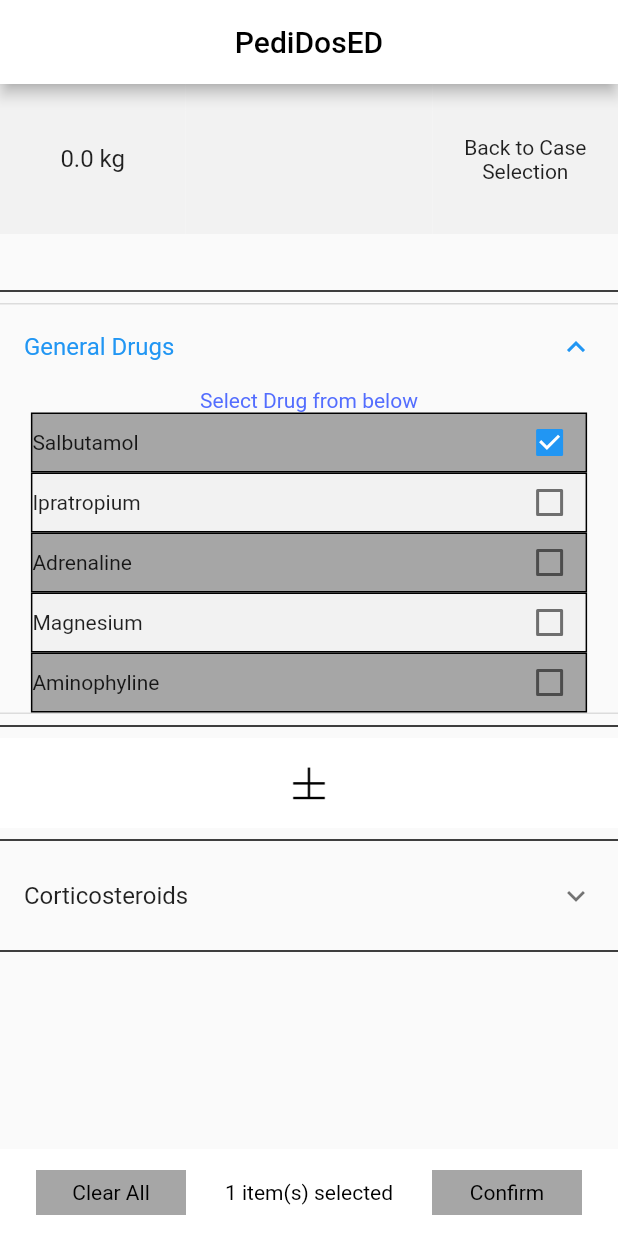
After one commit to adrianpaolucci/app_projectrobin, a Flutter app: the Asthma screen opened directly, after a tap on "General Drugs", after a tap on "Salbutamol", on a phone screen of 412 x 824 dp. The commit adds this screen. Run offline on Flutter 3.47's test engine with Material 2 defaults, Android fonts, the phone set to English and light mode, and no system bars; our stand-ins replace wakelock.

Commit message:
-updated asthma drugs
Signed-off-by: Adrian <apao0001@student.monash.edu>

```diff
--- a/lib/anaphylaxis.dart
+++ b/lib/anaphylaxis.dart
@@ -41,7 +41,7 @@ class AnaphylaxisState extends State<Anaphylaxis> {
                     GestureDetector(child: Text("Back to Case Selection",textAlign: TextAlign.center),
                     onTap: () {
                       Navigator.push(context, MaterialPageRoute(builder: (context) {
-                      return DosingMain();
+                      return InterventionMain();
                       }
                     )
                     );
--- /dev/null
+++ b/lib/asthma.dart
@@ -0,0 +1,246 @@
+import 'package:app_search_bar/asthmaData.dart';
+import 'package:app_search_bar/interventionMainScreen.dart';
+import 'package:flutter/material.dart';
+
+import 'finalDisplay.dart';
+import 'homeScreen.dart';
+import 'intubation.dart';
+import 'intubationData.dart';
+
+class Asthma extends StatefulWidget {
+  @override
+  State<StatefulWidget> createState() {
+    return AsthmaState();
+  }
+}
+
+final _scaffoldKey = GlobalKey<ScaffoldState>();
+
+
+class AsthmaState extends State<Asthma> {
+  @override
+
+  Widget build(BuildContext context) {
+
+    final data = MediaQuery.of(context);
+
+    void buildSnackBar(BuildContext context) {
+
+      final snackBar = SnackBar(
+          backgroundColor: Colors.white,
+          content: Row(mainAxisAlignment: MainAxisAlignment.spaceBetween,children: <Widget>[
+            GestureDetector(child: Container(
+                alignment: Alignment.center,height: 30, width: 100, color: Color(0xffa6a6a6),
+                child: Text("Clear All",
+                    style: TextStyle(color: Colors.black))
+            ),
+                onTap: () {
+                  _scaffoldKey.currentState.hideCurrentSnackBar();
+                  boolCount = 0;
+                  for (var i = 0; i < inductionBoolean.length; i++) {
+                    setState(() {
+                      inductionBoolean[i] = false;
+                    });
+                  }
+                  for (var i = 0; i < paralyticBoolean.length; i++) {
+                    setState(() {
+                      paralyticBoolean[i] = false;
+                    });
+
+                  }
+                  for (var i = 0; i < asthmaDrugBoolean.length; i++) {
+                    setState(() {
+                      asthmaDrugBoolean[i] = false;
+                    });
+
+                  }
+                  for (var i = 0; i < asthmaCorticoBoolean.length; i++) {
+                    setState(() {
+                      asthmaCorticoBoolean[i] = false;
+                    });
+                  }
+                  buildSnackBar(context);
+                }),
+            Text('$boolCount item(s) selected', style: TextStyle(color: Colors.black)),
+            GestureDetector(child: Container(alignment: Alignment.center,height: 30, width: 100, color: Color(0xffa6a6a6),child: Text("Confirm", style: TextStyle(color: Colors.black))),
+                onTap: () {
+                  Navigator.push(context, MaterialPageRoute(builder: (context) {
+                    return FinalDisplay();
+                  })
+                  );
+                })
+          ]
+          ),
+          duration: const Duration(minutes: 20));
+      _scaffoldKey.currentState.showSnackBar(snackBar);
+    }
+
+    var asthmaDrugCells = ListView.builder(
+        shrinkWrap: true,
+        itemCount: asthmaDrugs.length,
+        itemBuilder: (BuildContext context, var i) {
+          return GestureDetector(
+              child:Container(width: 9*data.size.width/10,height: 40,
+                  decoration: BoxDecoration(border: Border.all(),color: getColor(i)),
+                  child: Row(
+                    mainAxisAlignment: MainAxisAlignment.spaceBetween, children: <Widget>[
+                    Text(asthmaDrugs[i]),
+                    Checkbox(
+                        value: asthmaDrugBoolean[i],
+                        onChanged: (bool newValue){
+                          _scaffoldKey.currentState.hideCurrentSnackBar();
+                          if (newValue == true) {
+                            boolCount += 1;
+                          }
+                          else {
+                            boolCount -= 1;
+                          }
+                          buildSnackBar(context);
+                          setState(() {
+                            asthmaDrugBoolean[i] = newValue;
+                          }
+                          );
+                        }),
+                  ],
+                  )
+              ),
+              onTap: () {
+                _scaffoldKey.currentState.hideCurrentSnackBar();
+                if (asthmaDrugBoolean[i] == false) {
+                  boolCount += 1;
+                }
+                else {
+                  boolCount -= 1;
+                }
+                buildSnackBar(context);
+                setState(() {
+                  asthmaDrugBoolean[i] = !asthmaDrugBoolean[i];
+                }
+                );
+              });
+        });
+
+    var asthmaCorticoCells = ListView.builder(
+        shrinkWrap: true,
+        itemCount: asthmaCorticos.length,
+        itemBuilder: (BuildContext context, var i) {
+          return GestureDetector(
+              child:Container(width: 9*data.size.width/10,height: 40,
+                  decoration: BoxDecoration(border: Border.all(),color: getColor(i)),
+                  child: Row(
+                    mainAxisAlignment: MainAxisAlignment.spaceBetween, children: <Widget>[
+                    Text(asthmaCorticos[i]),
+                    Checkbox(
+                        value: asthmaCorticoBoolean[i],
+                        onChanged: (bool newValue){
+                          _scaffoldKey.currentState.hideCurrentSnackBar();
+                          if (newValue == true) {
+                            boolCount += 1;
+                          }
+                          else {
+                            boolCount -= 1;
+                          }
+                          buildSnackBar(context);
+                          setState(() {
+                            asthmaCorticoBoolean[i] = newValue;
+                          }
+                          );
+                        }),
+                  ],
+                  )
+              ),
+              onTap: () {
+                _scaffoldKey.currentState.hideCurrentSnackBar();
+                if (asthmaCorticoBoolean[i] == false) {
+                  boolCount += 1;
+                }
+                else {
+                  boolCount -= 1;
+                }
+                buildSnackBar(context);
+                setState(() {
+                  asthmaCorticoBoolean[i] = !asthmaCorticoBoolean[i];
+                }
+                );
+              });
+        });
+
+    return Scaffold(
+        key: _scaffoldKey,
+        appBar: AppBar(
+          centerTitle: true,
+          iconTheme: IconThemeData(color: Colors.black),
+          title: Text(
+            "PediDosED",
+            style: TextStyle(color: Colors.black),),
+          backgroundColor: Colors.white,
+        ),
+        body: SingleChildScrollView(child: Material(
+            child: Column(
+                children: <Widget>[
+                  Row(children: <Widget>[Container(height: 100, width: data.size.width*0.3, color: Color(0xfff2f2f2),
+                      child: Center(child: Text("$weight kg", style: TextStyle(fontSize: 16.0),))
+                  ),
+                    Container(height: 100, width: 0.4*data.size.width, color: Color(0xfff2f2f2),
+                        child: Center(child:
+                        Text("$int",style: TextStyle(color: specificColor,fontSize: 24.0),textAlign: TextAlign.center,))
+                    ),
+                    Container(height: 100, width: data.size.width*0.3, color: Color(0xfff2f2f2),
+                        child: Center(child:
+                        GestureDetector(child: Text("Back to Case Selection",textAlign: TextAlign.center),
+                            onTap: () {
+                              Navigator.push(context, MaterialPageRoute(builder: (context) {
+                                return InterventionMain();
+                              }
+                              )
+                              );
+                            }
+                        )
+                        )
+                    )
+                  ]
+                  ),
+                  Column(children: <Widget>[
+                    SizedBox(height: 30),
+                    adrianDivider(),
+                    ExpansionTile(
+                      title: Text("General Drugs"),
+                      children: <Widget>[GestureDetector(child: Text("Select Drug from below",
+                          style: TextStyle(color: Colors.indigoAccent))),
+                        SizedBox(width: 9*data.size.width/10, child: asthmaDrugCells)
+                      ],
+                    ),
+                    adrianDivider(),
+                    PlusMinus(),
+                    adrianDivider(),
+                    ExpansionTile(
+                        title: Text("Corticosteroids"),
+                        children: <Widget> [
+                          GestureDetector(child: Text("Select Drug from below",
+                              style: TextStyle(color: Colors.indigoAccent))),
+                          SizedBox(width: 9*data.size.width/10, child: asthmaCorticoCells)
+                        ]
+                    ),
+                    adrianDivider(),
+                    SizedBox(height: data.size.height/3)
+                  ],
+                  ),
+                ]
+            )
+        )
+        )
+    );
+  }
+}
+
+buildNavigationBar() {
+
+  var navBar = BottomNavigationBar(
+      items: [
+        BottomNavigationBarItem(icon: Icon(Icons.cancel),title: Text("Clear All"),backgroundColor: Color(0xfff2f2f2)),
+        BottomNavigationBarItem(icon: Icon(Icons.stop, color:  Colors.white),title: Text("0 item(s) selected")),
+        BottomNavigationBarItem(icon: Icon(Icons.check),title: Text("Confirm"),backgroundColor: Color(0xfff2f2f2))
+      ]
+  );
+  return navBar;
+}
--- /dev/null
+++ b/lib/asthmaData.dart
@@ -0,0 +1,5 @@
+final asthmaDrugs = ["Salbutamol","Ipratropium","Adrenaline","Magnesium","Aminophyline"];
+final asthmaCorticos = ["Methylprednisolone","Dexamethasone","Hydrocortisone","Prednisolone"];
+
+final asthmaDrugBoolean = [false,false,false,false,false];
+final asthmaCorticoBoolean = [false,false,false,false];
--- a/lib/homeScreen.dart
+++ b/lib/homeScreen.dart
@@ -180,7 +180,7 @@ void weightBox(BuildContext context) {
         weight = specificRange;
         weightIndex = allWeights.indexOf(weight);
         Navigator.push(context, MaterialPageRoute(builder: (context) {
-          return DosingMain();
+          return InterventionMain();
         }
         )
         );
--- a/lib/intubationData.dart
+++ b/lib/intubationData.dart
@@ -33,6 +33,10 @@ final ettDepthNasal = [[2, 10], [2.5, 10], [3, 11], [3.5, 11], [4, 11], [4.5, 12
 final suction = [[2, '4 - 5'], [2.5, '4 - 5'], [3, 6], [3.5, 6], [4, 6], [4.5, 6], [5, 6], [5.5, 6], [6, 8], [7, 8], [8, 8], [9, 8], [10, 10], [11, 10], [12, 10], [13, 10], [14, 10], [15, 10], [16, 10], [17, 10], [18, 10], [19, 10], [20, 10], [22, 10], [24, 10], [26, 10], [28, 10], [30, '10 - 12'], [35, '10 - 12'], [40, '10 -1 2'], [45, '10-12'], [50, '10-12'], [55, 12], [60, 12], [65, 12], [70, 12], [75, 12], [80, 12]];
 final layngoscope = [[2, 0], [2.5, 0], [3, 0], [3.5, 0], [4, 0], [4.5, 0], [5, 0], [5.5, 0], [6, 1], [7, 1], [8, 1], [9, 1], [10, 1], [11, '1 - 2'], [12, 2], [13, 2], [14, 2], [15, 2], [16, 2], [17, 2], [18, 2], [19, 2], [20, 2], [22, 2], [24, 2], [26, 2], [28, 2], [30, 3], [35, 3], [40, 3], [45, 3], [50, 3], [55, 3], [60, 3], [65, '3-4'], [70, '3-4'], [75, '3-4'], [80, '3-4']];
 final lmaSize = [[2, 1], [2.5, 1], [3, 1], [3.5, 1], [4, 1], [4.5, 1], [5, 1], [5.5, 1], [6, 1.5], [7, 1.5], [8, 1.5], [9, 1.5], [10, '1.5 - 2'], [11, 2], [12, 2], [13, 2], [14, 2], [15, 2], [16, 2], [17, 2], [18, 2], [19, '2 - 2.5'], [20, '2 - 2.5'], [22, 2.5], [24, 2.5], [26, 2.5], [28, 2.5], [30, '2.5 - 3'], [35, 3], [40, 3], [45, 3], [50, '3-4'], [55, 4], [60, 4], [65, 4], [70, 4], [75, '4-5'], [80, 5]];
+
+
+
+
 
 
 ketamineDisplay(BuildContext context) {
```
Also changed, not shown: lib/interventionMainScreen.dart (+7 -3 lines), lib/intubation.dart (+22 -5 lines).
